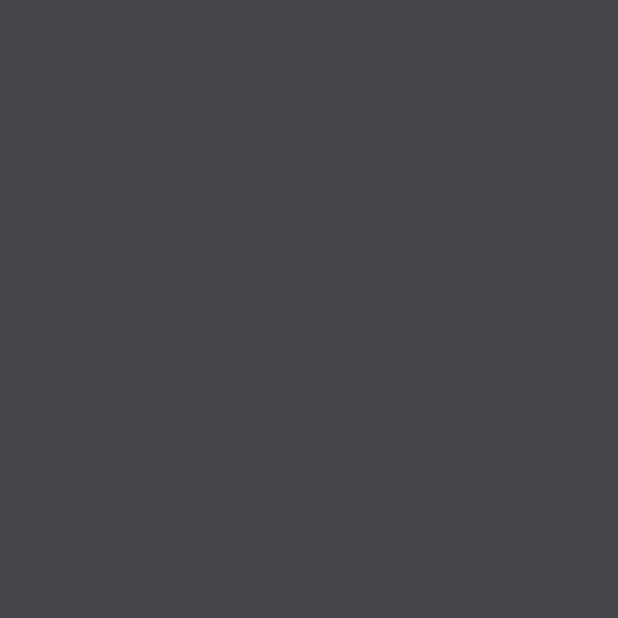
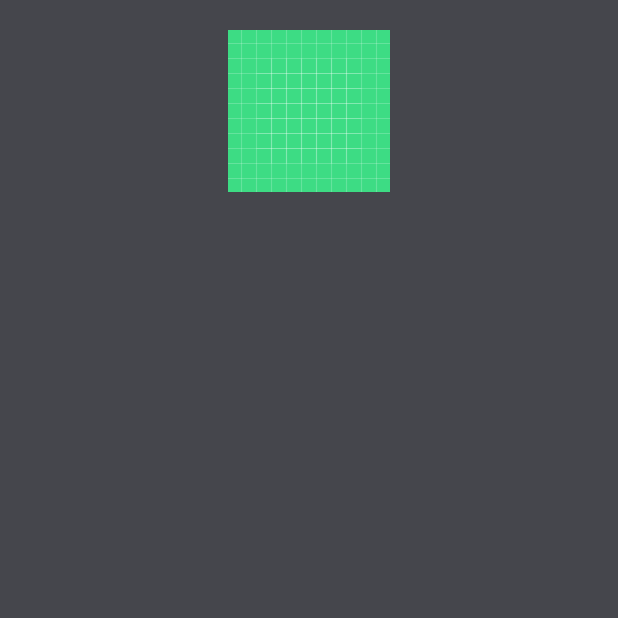
Before and after one commit to Mvargas64/Mobile-Computing---Project01, an Android app: the PlantDetailsActivity screen opened directly, with no data from a screen before it, on a phone screen of 412 x 824 dp, the top half of it. Before the commit the part shown is empty. Run offline under Robolectric (Android 15) with nearby library versions, the phone set to English and light mode, and no system bars.

Commit message:
added imageView

```diff
--- a/app/src/main/java/com/example/plantidentificationapp/PlantDetailsActivity.java
+++ b/app/src/main/java/com/example/plantidentificationapp/PlantDetailsActivity.java
@@ -2,6 +2,7 @@ package com.example.plantidentificationapp;
 
 import android.content.Intent;
 import android.os.Bundle;
+import android.widget.ImageView;
 import android.widget.TextView;
 
 import androidx.appcompat.app.AppCompatActivity;
@@ -16,6 +17,7 @@ public class PlantDetailsActivity extends AppCompatActivity {
         // Retrieve plant details from the intent
         Intent intent = getIntent();
         if (intent != null) {
+            int imageView1 = intent.getIntExtra("imageView", R.drawable.main_bcg_background); // Default image resource if not provided
             String plantName = intent.getStringExtra("plantName");
             String PlantScientific = intent.getStringExtra("PlantScientific");
             String plantDescription = intent.getStringExtra("plantDescription");
@@ -23,12 +25,16 @@ public class PlantDetailsActivity extends AppCompatActivity {
             String plantType = intent.getStringExtra("plantType");
 
             // Set the text views to display the plant details
+            ImageView imageView = findViewById(R.id.imageView);
             TextView nameTextView = findViewById(R.id.nameTV);
             TextView scientificNameTextView = findViewById(R.id.scientificNameTV);
             TextView descriptionTextView = findViewById(R.id.descriptionTV);
             TextView lifespanTextView = findViewById(R.id.lifespanTV);
             TextView typeTextView = findViewById(R.id.typeTV);
 
+
+            // Assuming you have an ImageView with ID imageView in your layout
+            imageView.setImageResource(imageView1);
             nameTextView.setText(plantName);
             scientificNameTextView.setText((PlantScientific));
             descriptionTextView.setText(plantDescription);
--- a/app/src/main/res/layout/activity_plant1.xml
+++ b/app/src/main/res/layout/activity_plant1.xml
@@ -5,6 +5,7 @@
     android:layout_height="wrap_content"
     android:background="@color/material_dynamic_neutral30"
     android:orientation="vertical">
+
 
     <TextView
         android:id="@+id/nameTV"
--- a/app/src/main/res/layout/activity_plant_details.xml
+++ b/app/src/main/res/layout/activity_plant_details.xml
@@ -1,5 +1,7 @@
 <?xml version="1.0" encoding="utf-8"?>
 <RelativeLayout xmlns:android="http://schemas.android.com/apk/res/android"
+    xmlns:app="http://schemas.android.com/apk/res-auto"
+    xmlns:tools="http://schemas.android.com/tools"
     android:layout_width="match_parent"
     android:layout_height="match_parent"
     android:background="@color/material_dynamic_neutral30">
@@ -10,6 +12,14 @@
         android:orientation="vertical"
         android:paddingHorizontal="20dp"
         android:paddingVertical="20dp">
+
+
+
+        <ImageView
+            android:id="@+id/imageView"
+            android:layout_width="match_parent"
+            android:layout_height="wrap_content"
+            tools:srcCompat="@tools:sample/avatars" />
 
         <TextView
             android:id="@+id/nameTV"
```
Also changed, not shown: app/src/main/java/com/example/plantidentificationapp/PlantList.java (+43 -20 lines), app/src/main/java/com/example/plantidentificationapp/PlantModel.java (+11 -1 lines).
